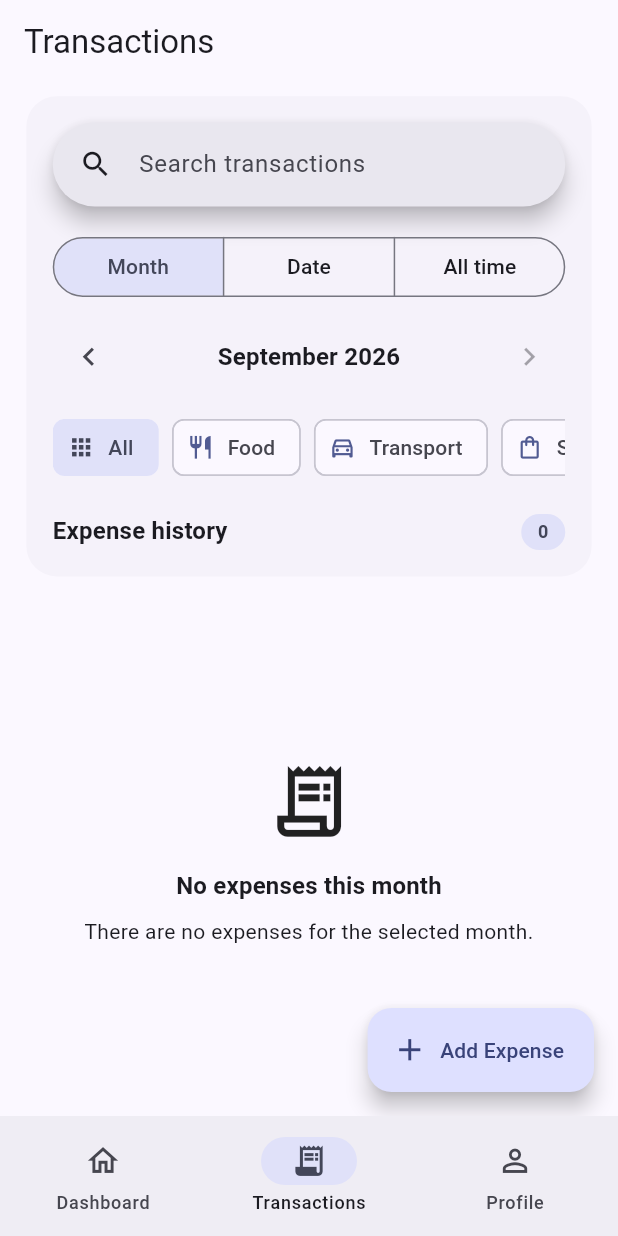
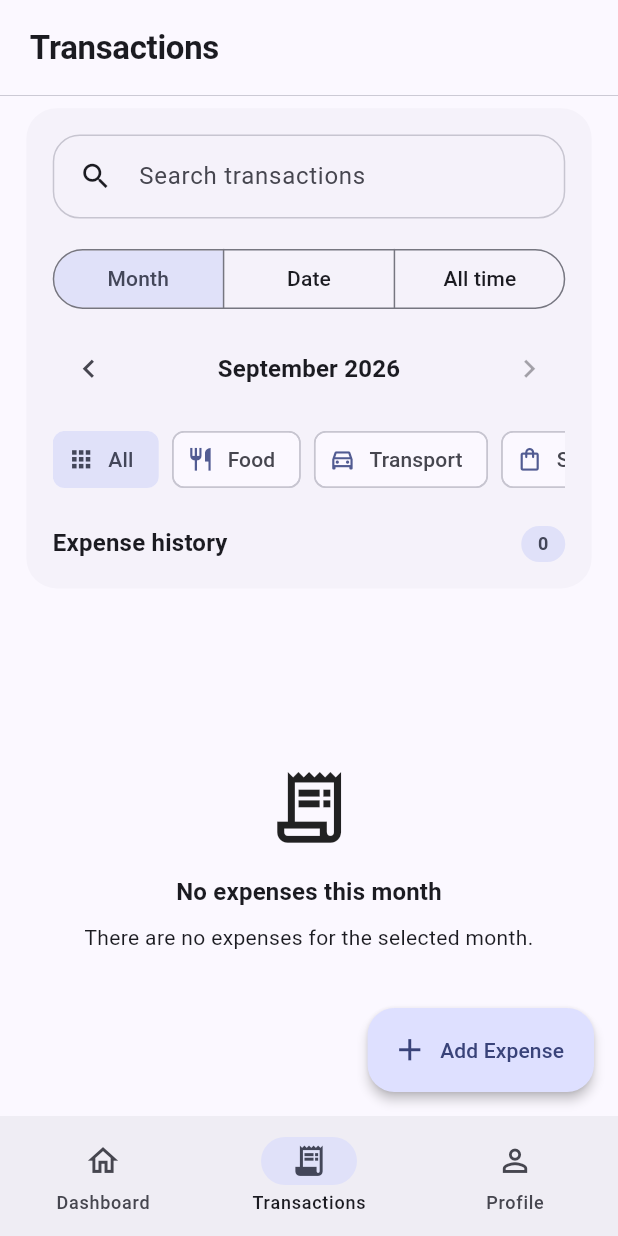
Before and after one commit to rZoysa/Expense-Tracker, a Flutter app: the screen it shows once a user with an empty profile is signed in, item 2 of the bottom bar chosen, on a phone screen of 412 x 824 dp. Run offline on Flutter 3.47's test engine with Material 3 defaults, Android fonts, the phone set to English and light mode, and no system bars; drawn by our look-alikes of skeletonizer; our stand-ins replace cloud_firestore, firebase_auth, firebase_core, fl_chart, flutter_screenutil, shared_preferences; accounts and stored records are empty; network calls fail; statements that could not run were skipped.

Commit message:
feat: enhance UI with animated extended FAB and improve input decoration styles

```diff
--- a/lib/app/app_theme.dart
+++ b/lib/app/app_theme.dart
@@ -1,31 +1,108 @@
 import 'package:flutter/material.dart';
+import 'package:flutter_screenutil/flutter_screenutil.dart';
 
 class AppTheme {
   AppTheme._();
 
-  static ThemeData get light {
+  static ThemeData get light => _buildTheme(Brightness.light);
+
+  static ThemeData get dark => _buildTheme(Brightness.dark);
+
+  static ThemeData _buildTheme(Brightness brightness) {
     final colorScheme = ColorScheme.fromSeed(
       seedColor: Colors.indigo,
-      brightness: Brightness.light,
+      brightness: brightness,
     );
+
+    final textTheme = ThemeData(brightness: brightness).textTheme;
+    final inputBorderRadius = BorderRadius.circular(18);
 
     return ThemeData(
       useMaterial3: true,
       colorScheme: colorScheme,
       scaffoldBackgroundColor: colorScheme.surface,
-    );
-  }
-
-  static ThemeData get dark {
-    final colorScheme = ColorScheme.fromSeed(
-      seedColor: Colors.indigo,
-      brightness: Brightness.dark,
-    );
-
-    return ThemeData(
-      useMaterial3: true,
-      colorScheme: colorScheme,
-      scaffoldBackgroundColor: colorScheme.surface,
+      appBarTheme: AppBarThemeData(
+        backgroundColor: colorScheme.surface,
+        foregroundColor: colorScheme.onSurface,
+        elevation: 0,
+        scrolledUnderElevation: 0,
+        surfaceTintColor: Colors.transparent,
+        centerTitle: false,
+        toolbarHeight: 64,
+        titleSpacing: 20,
+        iconTheme: IconThemeData(color: colorScheme.onSurface),
+        actionsIconTheme: IconThemeData(color: colorScheme.onSurface),
+        titleTextStyle: textTheme.titleLarge?.copyWith(
+          color: colorScheme.onSurface,
+          fontWeight: FontWeight.w700,
+          letterSpacing: -0.2,
+          fontSize: 20.w
+        ),
+        shape: Border(
+          bottom: BorderSide(color: colorScheme.outlineVariant, width: 0.6),
+        ),
+        actionsPadding: const EdgeInsets.only(right: 8),
+      ),
+      inputDecorationTheme: InputDecorationThemeData(
+        filled: true,
+        fillColor: colorScheme.surfaceContainerLow,
+        contentPadding: const EdgeInsets.symmetric(
+          horizontal: 18,
+          vertical: 18,
+        ),
+        labelStyle: TextStyle(color: colorScheme.onSurfaceVariant),
+        hintStyle: TextStyle(color: colorScheme.onSurfaceVariant),
+        prefixIconColor: colorScheme.onSurfaceVariant,
+        suffixIconColor: colorScheme.onSurfaceVariant,
+        border: OutlineInputBorder(
+          borderRadius: inputBorderRadius,
+          borderSide: BorderSide(color: colorScheme.outlineVariant),
+        ),
+        enabledBorder: OutlineInputBorder(
+          borderRadius: inputBorderRadius,
+          borderSide: BorderSide(color: colorScheme.outlineVariant),
+        ),
+        focusedBorder: OutlineInputBorder(
+          borderRadius: inputBorderRadius,
+          borderSide: BorderSide(color: colorScheme.primary, width: 1.6),
+        ),
+        errorBorder: OutlineInputBorder(
+          borderRadius: inputBorderRadius,
+          borderSide: BorderSide(color: colorScheme.error),
+        ),
+        focusedErrorBorder: OutlineInputBorder(
+          borderRadius: inputBorderRadius,
+          borderSide: BorderSide(color: colorScheme.error, width: 1.6),
+        ),
+        disabledBorder: OutlineInputBorder(
+          borderRadius: inputBorderRadius,
+          borderSide: BorderSide(
+            color: colorScheme.outlineVariant.withValues(alpha: 0.65),
+          ),
+        ),
+      ),
+      searchBarTheme: SearchBarThemeData(
+        elevation: const WidgetStatePropertyAll(0),
+        backgroundColor: WidgetStatePropertyAll(
+          colorScheme.surfaceContainerLow,
+        ),
+        shape: WidgetStatePropertyAll(
+          RoundedRectangleBorder(
+            borderRadius: BorderRadius.circular(18),
+            side: BorderSide(color: colorScheme.outlineVariant),
+          ),
+        ),
+        overlayColor: WidgetStatePropertyAll(
+          colorScheme.primary.withValues(alpha: 0.06),
+        ),
+      ),
+      floatingActionButtonTheme: FloatingActionButtonThemeData(
+        elevation: 3,
+        focusElevation: 4,
+        hoverElevation: 5,
+        highlightElevation: 2,
+        shape: RoundedRectangleBorder(borderRadius: BorderRadius.circular(18)),
+      ),
     );
   }
 }
--- a/lib/views/expense_form_screen.dart
+++ b/lib/views/expense_form_screen.dart
@@ -167,7 +167,6 @@ class _ExpenseFormScreenState extends State<ExpenseFormScreen> {
                           labelText: 'Title',
                           hintText: 'e.g. Team lunch',
                           prefixIcon: Icon(Icons.edit_outlined),
-                          border: OutlineInputBorder(),
                         ),
                         validator: (value) {
                           final title = value?.trim() ?? '';
@@ -195,7 +194,6 @@ class _ExpenseFormScreenState extends State<ExpenseFormScreen> {
                           hintText: '0.00',
                           prefixIcon: Icon(Icons.payments_outlined),
                           prefixText: 'LKR ',
-                          border: OutlineInputBorder(),
                         ),
                         validator: (value) {
                           final input = value?.trim() ?? '';
@@ -231,7 +229,6 @@ class _ExpenseFormScreenState extends State<ExpenseFormScreen> {
                         decoration: const InputDecoration(
                           labelText: 'Category',
                           prefixIcon: Icon(Icons.category_outlined),
-                          border: OutlineInputBorder(),
                         ),
                         items: ExpenseCategory.values
                             .map(
@@ -267,7 +264,6 @@ class _ExpenseFormScreenState extends State<ExpenseFormScreen> {
                             labelText: 'Date',
                             prefixIcon: Icon(Icons.calendar_today_outlined),
                             suffixIcon: Icon(Icons.chevron_right),
-                            border: OutlineInputBorder(),
                           ),
                           child: Text(
                             MaterialLocalizations.of(context)
@@ -291,7 +287,6 @@ class _ExpenseFormScreenState extends State<ExpenseFormScreen> {
                     decoration: const InputDecoration(
                       hintText: 'Add an optional note or description',
                       alignLabelWithHint: true,
-                      border: OutlineInputBorder(),
                     ),
                   ),
                 ),
--- a/lib/views/profile/auth_form_screen.dart
+++ b/lib/views/profile/auth_form_screen.dart
@@ -212,7 +212,6 @@ class _AuthFormScreenState extends State<AuthFormScreen> {
                   decoration: const InputDecoration(
                     labelText: 'Email',
                     prefixIcon: Icon(Icons.email_outlined),
-                    border: OutlineInputBorder(),
                   ),
                   validator: _validateEmail,
                 ),
@@ -230,7 +229,6 @@ class _AuthFormScreenState extends State<AuthFormScreen> {
                   decoration: InputDecoration(
                     labelText: 'Password',
                     prefixIcon: const Icon(Icons.lock_outline),
-                    border: const OutlineInputBorder(),
                     suffixIcon: IconButton(
                       onPressed: authViewModel.isProcessing
                           ? null
@@ -273,7 +271,6 @@ class _AuthFormScreenState extends State<AuthFormScreen> {
                     decoration: InputDecoration(
                       labelText: 'Confirm password',
                       prefixIcon: const Icon(Icons.lock_outline),
-                      border: const OutlineInputBorder(),
                       suffixIcon: IconButton(
                         onPressed: authViewModel.isProcessing
                             ? null
--- a/lib/views/profile/password_reset_screen.dart
+++ b/lib/views/profile/password_reset_screen.dart
@@ -103,7 +103,6 @@ class _PasswordResetScreenState extends State<PasswordResetScreen> {
                   decoration: const InputDecoration(
                     labelText: 'Email',
                     prefixIcon: Icon(Icons.email_outlined),
-                    border: OutlineInputBorder(),
                   ),
                   validator: _validateEmail,
                   onFieldSubmitted: (_) => _submit(),
--- /dev/null
+++ b/lib/views/shared/widgets/animated_extended_fab.dart
@@ -0,0 +1,103 @@
+import 'package:flutter/material.dart';
+
+class AnimatedExtendedFab extends StatefulWidget {
+  const AnimatedExtendedFab({
+    required this.heroTag,
+    required this.isExtended,
+    required this.onPressed,
+    required this.icon,
+    required this.label,
+    this.tooltip,
+    super.key,
+  });
+
+  final Object heroTag;
+  final bool isExtended;
+  final VoidCallback onPressed;
+  final Widget icon;
+  final Widget label;
+  final String? tooltip;
+
+  @override
+  State<AnimatedExtendedFab> createState() => _AnimatedExtendedFabState();
+}
+
+class _AnimatedExtendedFabState extends State<AnimatedExtendedFab>
+    with SingleTickerProviderStateMixin {
+  late final AnimationController _controller;
+  late final Animation<double> _animation;
+
+  @override
+  void initState() {
+    super.initState();
+
+    _controller = AnimationController(
+      vsync: this,
+      duration: const Duration(milliseconds: 260),
+      reverseDuration: const Duration(milliseconds: 240),
+      value: widget.isExtended ? 1 : 0,
+    );
+
+    _animation = CurvedAnimation(
+      parent: _controller,
+      curve: Curves.easeOutCubic,
+      reverseCurve: Curves.easeInCubic,
+    );
+  }
+
+  @override
+  void didUpdateWidget(covariant AnimatedExtendedFab oldWidget) {
+    super.didUpdateWidget(oldWidget);
+
+    if (oldWidget.isExtended == widget.isExtended) {
+      return;
+    }
+
+    if (widget.isExtended) {
+      _controller.forward();
+    } else {
+      _controller.reverse();
+    }
+  }
+
+  @override
+  void dispose() {
+    _controller.dispose();
+    super.dispose();
+  }
+
+  @override
+  Widget build(BuildContext context) {
+    return AnimatedBuilder(
+      animation: _animation,
+      builder: (context, child) {
+        final progress = _animation.value;
+
+        return FloatingActionButton.extended(
+          heroTag: widget.heroTag,
+          // Keep the FAB in extended layout mode and animate the label width
+          // ourselves. This produces a smooth transition in both directions.
+          isExtended: true,
+          tooltip: widget.tooltip,
+          onPressed: widget.onPressed,
+          icon: widget.icon,
+          extendedIconLabelSpacing: 8 * progress,
+          extendedPadding: EdgeInsetsDirectional.only(
+            start: 16,
+            end: 16 + (4 * progress),
+          ),
+          label: ClipRect(
+            child: Align(
+              alignment: Alignment.centerLeft,
+              widthFactor: progress,
+              child: Opacity(
+                opacity: progress,
+                child: widget.label,
+              ),
+            ),
+          ),
+        );
+      },
+    );
+  }
+}
--- a/lib/views/transactions/transactions_screen.dart
+++ b/lib/views/transactions/transactions_screen.dart
@@ -6,6 +6,7 @@ import 'package:expense_tracker/repositories/expense_repository.dart';
 import 'package:expense_tracker/viewmodels/expense_form_view_model.dart';
 import 'package:expense_tracker/viewmodels/expense_list_view_model.dart';
 import 'package:expense_tracker/views/expense_form_screen.dart';
+import 'package:expense_tracker/views/shared/widgets/animated_extended_fab.dart';
 import 'package:expense_tracker/views/shared/widgets/empty_state.dart';
 import 'package:expense_tracker/views/shared/widgets/error_state.dart';
 import 'package:expense_tracker/views/shared/widgets/expense_list.dart';
@@ -309,9 +310,10 @@ class _TransactionsScreenState extends State<TransactionsScreen> {
 
     return Scaffold(
       appBar: AppBar(title: const Text('Transactions')),
-      floatingActionButton: FloatingActionButton.extended(
+      floatingActionButton: AnimatedExtendedFab(
         heroTag: 'transactions_add_expense',
         isExtended: _isFabExtended,
+        tooltip: 'Add expense',
         onPressed: () => _openAddExpense(context),
         icon: Icon(Icons.add, size: 24.r),
         label: const Text('Add Expense'),
```
Also changed, not shown: 1 other file.
